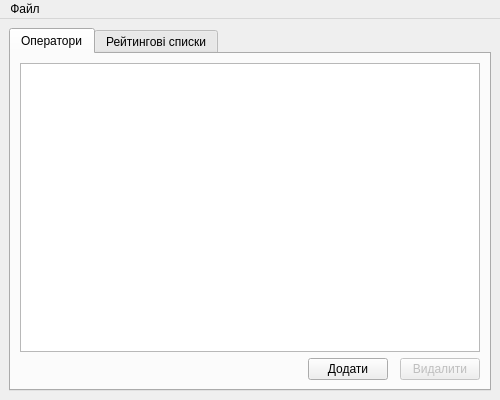
Old version of the form CourseWork/Редактор/mainmenu.ui in the repository Adept-5455/CourseWork.
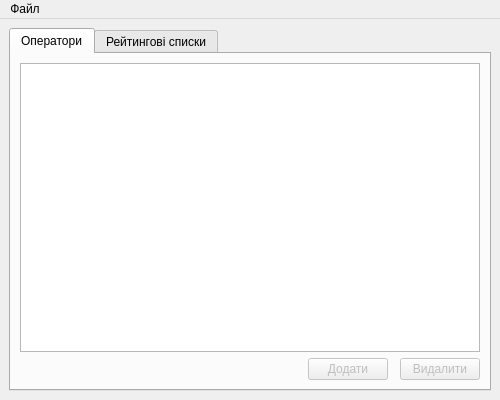
New version of the form.

What changed in the file:
```diff
--- a/CourseWork/Редактор/mainmenu.ui
+++ b/CourseWork/Редактор/mainmenu.ui
@@ -55,6 +55,9 @@
         </item>
         <item row="2" column="3">
          <widget class="QPushButton" name="addBtn">
+          <property name="enabled">
+           <bool>false</bool>
+          </property>
           <property name="text">
            <string>Додати</string>
           </property>
```
Left out of the diff: 11 changed lines with no effect on the pictures.
